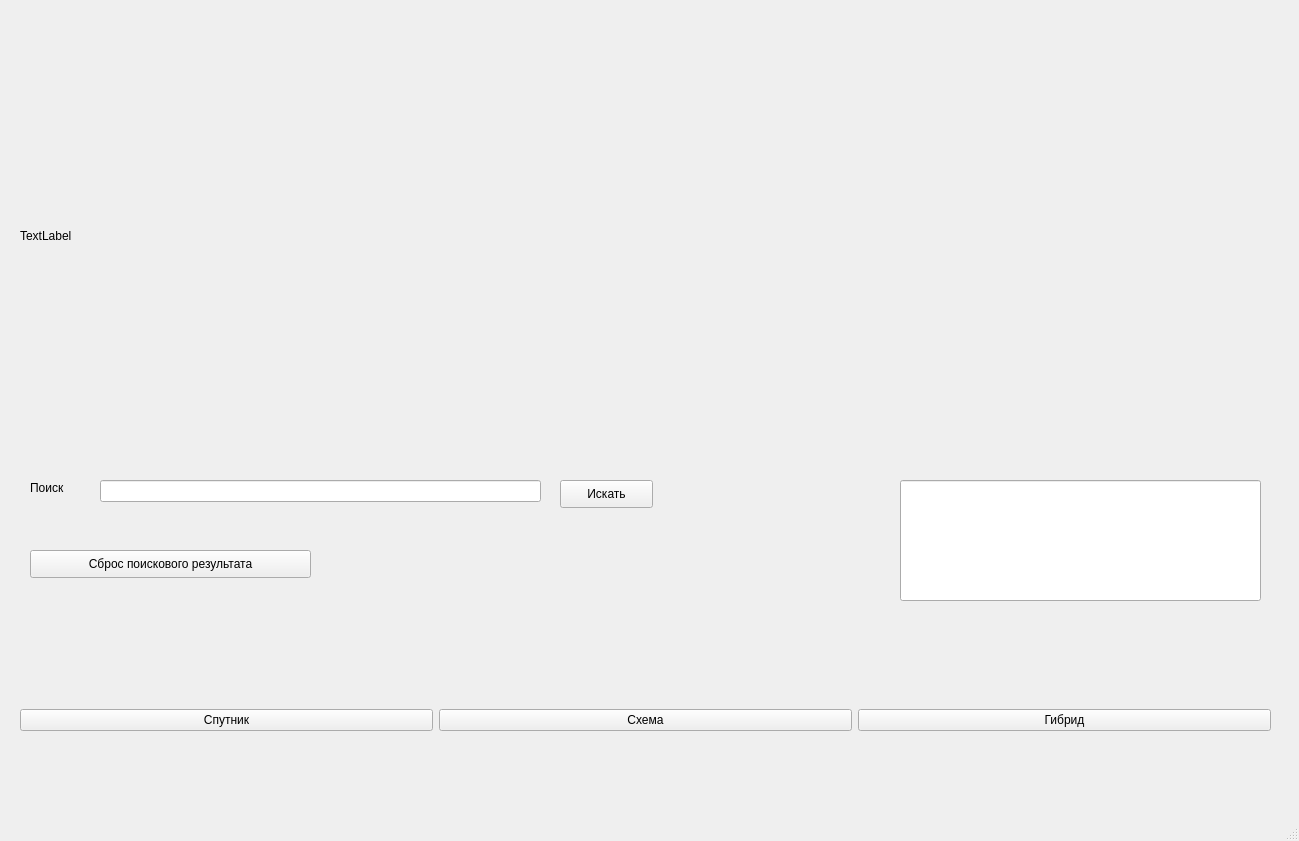
First picture: the form in zadacha_design.ui, repository dizonos/Pavel_Fyodor_polk90, before the edit.
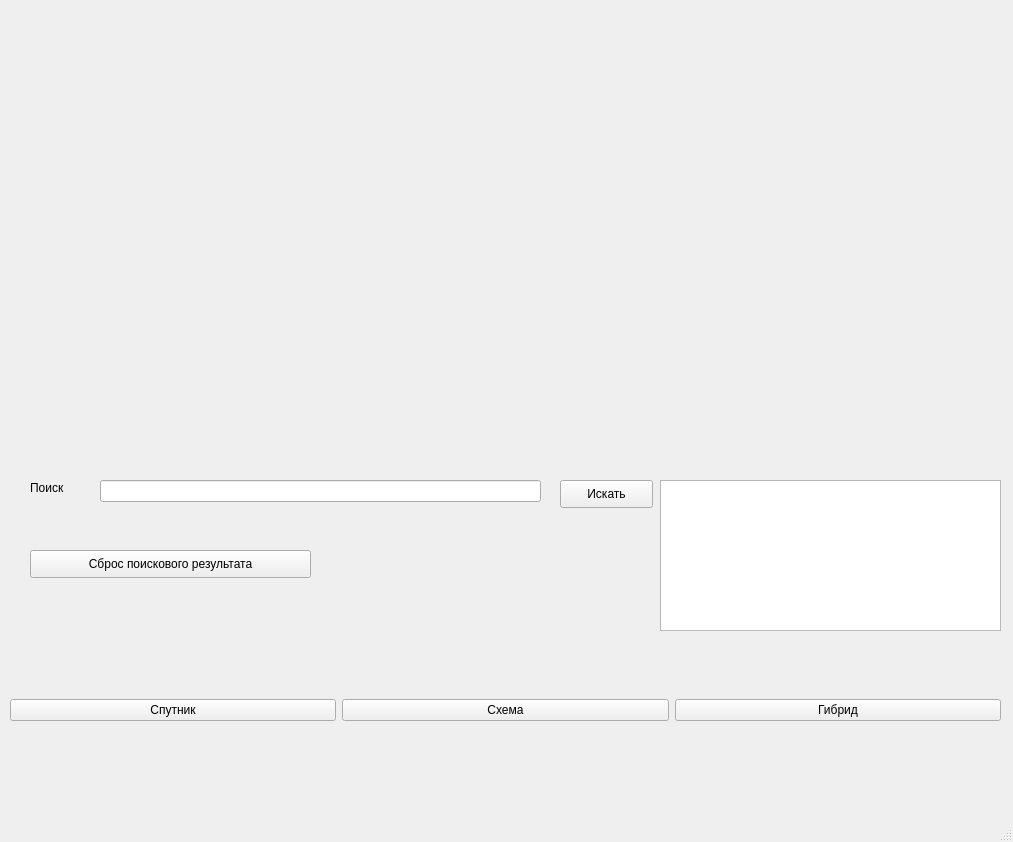
Second picture: the form after the edit.

Commit message: добавил обработку пейдж ап и пейдж даун

```diff
--- a/zadacha_design.ui
+++ b/zadacha_design.ui
@@ -6,8 +6,8 @@
    <rect>
     <x>0</x>
     <y>0</y>
-    <width>1299</width>
-    <height>841</height>
+    <width>1013</width>
+    <height>842</height>
    </rect>
   </property>
   <property name="windowTitle">
@@ -17,22 +17,22 @@
    <widget class="QLabel" name="label">
     <property name="geometry">
      <rect>
-      <x>20</x>
-      <y>20</y>
-      <width>1241</width>
-      <height>431</height>
+      <x>190</x>
+      <y>10</y>
+      <width>650</width>
+      <height>450</height>
      </rect>
     </property>
     <property name="text">
-     <string>TextLabel</string>
+     <string/>
     </property>
    </widget>
    <widget class="QWidget" name="horizontalLayoutWidget">
     <property name="geometry">
      <rect>
-      <x>20</x>
-      <y>660</y>
-      <width>1251</width>
+      <x>10</x>
+      <y>650</y>
+      <width>991</width>
       <height>121</height>
      </rect>
     </property>
@@ -109,13 +109,13 @@
      <string>Сброс поискового результата</string>
     </property>
    </widget>
-   <widget class="QLineEdit" name="lineEdit_2">
+   <widget class="QTextEdit" name="textEdit">
     <property name="geometry">
      <rect>
-      <x>900</x>
+      <x>660</x>
       <y>480</y>
-      <width>361</width>
-      <height>121</height>
+      <width>341</width>
+      <height>151</height>
      </rect>
     </property>
    </widget>
```
Left out of the diff: 4 changed lines with no effect on the pictures. The commit also changes 1 other file.
